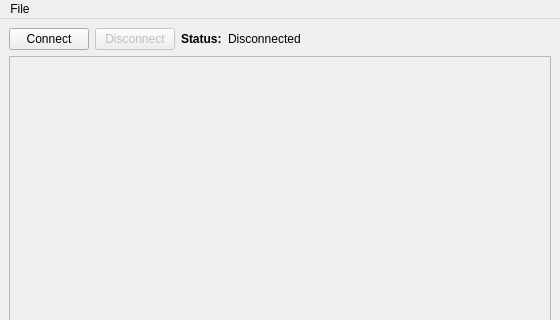
qualcomm/qcom-test-automation-controller, file source/app/TACWindow.ui: the form before one commit; both pictures show x 0 to 560 and y 0 to 320 of the 560 by 750 pixel window.
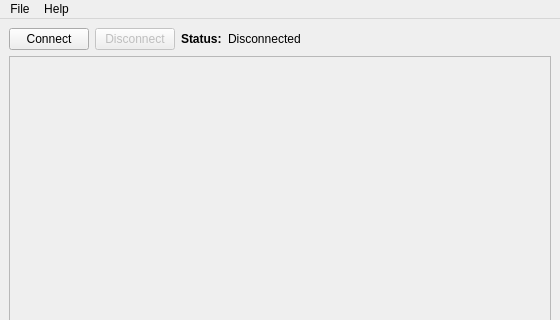
The form after the commit. Icons and pictures are not drawn.

Commit message:
GUI: add Help menu (Contents, About) matching legacy TAC app
Adds a Help menu to TACWindow.ui with:
- Contents — opens Confluence documentation URL via QDesktopServices
- About... — shows a QMessageBox with app/copyright info

Matches the legacy test-automation-controller File/Help menu structure.

What changed in the file:
```diff
--- a/source/app/TACWindow.ui
+++ b/source/app/TACWindow.ui
@@ -111,7 +111,16 @@
     <addaction name="separator"/>
     <addaction name="_actionQuit"/>
    </widget>
+   <widget class="QMenu" name="_helpMenu">
+    <property name="title">
+     <string>Help</string>
+    </property>
+    <addaction name="_actionContents"/>
+    <addaction name="separator"/>
+    <addaction name="_actionAbout"/>
+   </widget>
    <addaction name="_fileMenu"/>
+   <addaction name="_helpMenu"/>
   </widget>
   <widget class="QStatusBar" name="_statusBar"/>
   <action name="_actionConnect">
```
Left out of the diff: 10 changed lines with no effect on the pictures. The commit also changes 2 other files.
